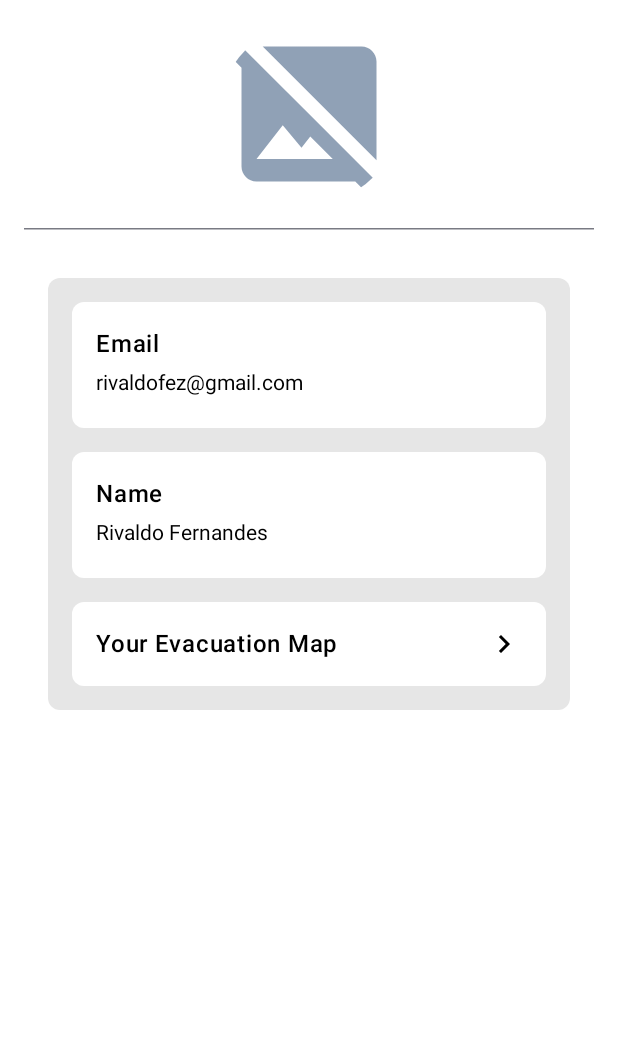
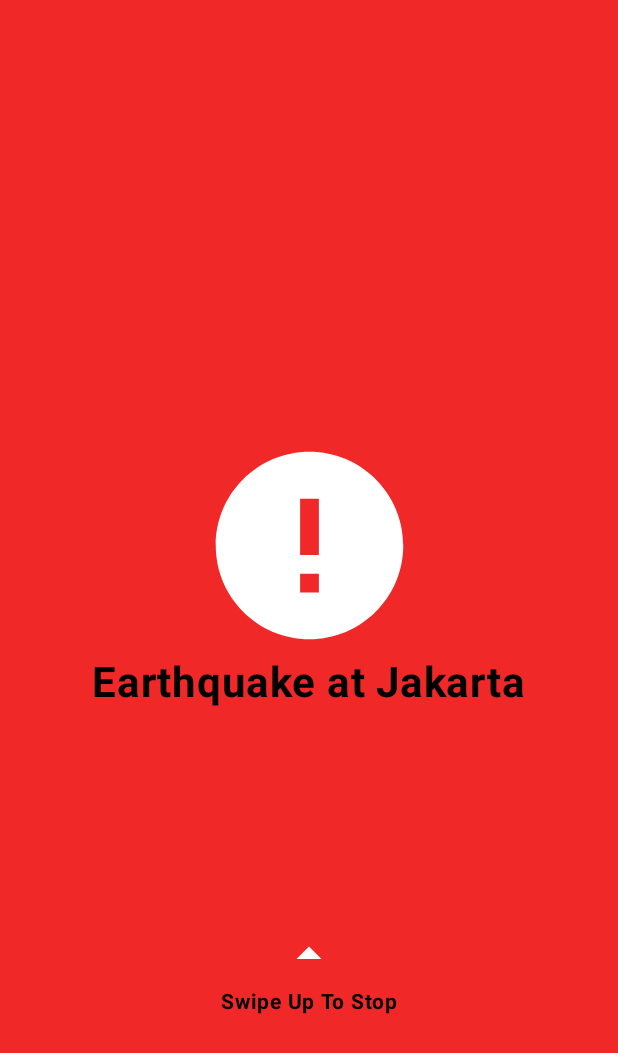
Before and after one commit to ResilienceZ/android-monorepo, an Android app built with Jetpack Compose: the screen it shows after launch (MainActivity), on a phone screen of 412 x 824 dp. Shown: the top 1053 px of the screen. Run offline under Robolectric (Android 15) with nearby library versions, the phone set to English and light mode, and no system bars; our stand-ins replace Dagger/Hilt's generated code; libraries missing offline, so code that uses them is left out: me.pushy.sdk; 4 statements that could not run were skipped.

Commit message:
[FEAT] implement alert feature

```diff
--- a/app/src/main/AndroidManifest.xml
+++ b/app/src/main/AndroidManifest.xml
@@ -17,6 +17,8 @@
     <uses-permission android:name="android.permission.CALL_PHONE" />
     <uses-permission android:name="android.permission.CAMERA" />
     <uses-permission android:name="android.permission.READ_EXTERNAL_STORAGE" />
+    <uses-permission android:name="android.permission.READ_PHONE_STATE"/>
+    <uses-permission android:name="android.permission.VIBRATE"/>
 
     <application
         android:name=".PrayitnaMainApp"
--- a/app/src/main/java/dev/ricoferdian/resiliencez/prayitna/MainActivity.kt
+++ b/app/src/main/java/dev/ricoferdian/resiliencez/prayitna/MainActivity.kt
@@ -28,6 +28,7 @@ import androidx.navigation.compose.rememberNavController
 import dagger.hilt.android.AndroidEntryPoint
 import dev.ricoferdian.resiliencez.prayitna.ui.navigation.Screen
 import dev.ricoferdian.resiliencez.prayitna.ui.screen.add_evacuation_map.AddEvacMapScreen
+import dev.ricoferdian.resiliencez.prayitna.ui.screen.alert.AlertScreen
 import dev.ricoferdian.resiliencez.prayitna.ui.screen.emergency_call.EmergencyCallScreen
 import dev.ricoferdian.resiliencez.prayitna.ui.screen.evacuation_map.EvacuationMapScreen
 import dev.ricoferdian.resiliencez.prayitna.ui.screen.location_selection.LocationSelectScreen
@@ -115,7 +116,7 @@ fun RootApp(
     ) { innerPadding ->
         NavHost(
             navController = navController,
-            startDestination = Screen.Profile.route,
+            startDestination = Screen.Alert.route,
             modifier = Modifier.padding(innerPadding)
         ) {
             composable(Screen.EmergencyCall.route) {
@@ -147,6 +148,10 @@ fun RootApp(
                         navController.navigate(Screen.EvacMapList.route)
                     }
                 )
+            }
+
+            composable(Screen.Alert.route) {
+                AlertScreen()
             }
         }
     }
--- a/app/src/main/java/dev/ricoferdian/resiliencez/prayitna/ui/navigation/Screen.kt
+++ b/app/src/main/java/dev/ricoferdian/resiliencez/prayitna/ui/navigation/Screen.kt
@@ -10,4 +10,6 @@ sealed class Screen(val route: String) {
     object EvacMapList: Screen("evac-map-list")
 
     object AddEvacMap: Screen("add-evac-map")
+
+    object Alert: Screen("alert")
 }
--- /dev/null
+++ b/app/src/main/java/dev/ricoferdian/resiliencez/prayitna/ui/screen/alert/AlertScreen.kt
@@ -0,0 +1,169 @@
+package dev.ricoferdian.resiliencez.prayitna.ui.screen.alert
+
+import android.content.Context
+import android.media.MediaPlayer
+import android.media.RingtoneManager
+import android.net.Uri
+import android.os.Build
+import android.os.VibrationEffect
+import android.os.Vibrator
+import androidx.compose.foundation.Image
+import androidx.compose.foundation.background
+import androidx.compose.foundation.gestures.detectVerticalDragGestures
+import androidx.compose.foundation.layout.Box
+import androidx.compose.foundation.layout.Column
+import androidx.compose.foundation.layout.Spacer
+import androidx.compose.foundation.layout.fillMaxSize
+import androidx.compose.foundation.layout.height
+import androidx.compose.foundation.layout.width
+import androidx.compose.material3.Text
+import androidx.compose.runtime.Composable
+import androidx.compose.runtime.LaunchedEffect
+import androidx.compose.runtime.getValue
+import androidx.compose.runtime.mutableStateOf
+import androidx.compose.runtime.remember
+import androidx.compose.runtime.rememberCoroutineScope
+import androidx.compose.runtime.setValue
+import androidx.compose.ui.Alignment
+import androidx.compose.ui.Modifier
+import androidx.compose.ui.graphics.ColorFilter
+import androidx.compose.ui.input.pointer.pointerInput
+import androidx.compose.ui.platform.LocalContext
+import androidx.compose.ui.res.painterResource
+import androidx.compose.ui.text.font.FontWeight
+import androidx.compose.ui.tooling.preview.Preview
+import androidx.compose.ui.unit.dp
+import androidx.compose.ui.unit.sp
+import dev.ricoferdian.resiliencez.prayitna.R
+import dev.ricoferdian.resiliencez.prayitna.ui.theme.CustomColor
+import dev.ricoferdian.resiliencez.prayitna.ui.theme.PrayitnaTheme
+import kotlinx.coroutines.launch
+
+@Composable
+fun AlertScreen(
+    modifier: Modifier = Modifier,
+) {
+    val context = LocalContext.current
+    val coroutineScope = rememberCoroutineScope()
+    var mediaPlayer by remember { mutableStateOf<MediaPlayer?>(null) }
+    val vibrator = context.getSystemService(Context.VIBRATOR_SERVICE) as Vibrator
+
+    fun playAlarm() {
+        var alarmUri: Uri = RingtoneManager.getDefaultUri(RingtoneManager.TYPE_ALL)
+        if (alarmUri == null) {
+            // If there is no default alarm sound, use the notification sound
+            alarmUri = RingtoneManager.getDefaultUri(RingtoneManager.TYPE_NOTIFICATION)
+        }
+
+        mediaPlayer?.release()
+        mediaPlayer = MediaPlayer().apply {
+            setDataSource(context, alarmUri)
+            isLooping = true
+            prepare()
+            start()
+        }
+
+        // Start continuous vibration
+        if (Build.VERSION.SDK_INT >= Build.VERSION_CODES.O) {
+            val pattern = longArrayOf(0, 1000, 1000) // Wait 0ms, Vibrate 1000ms, Sleep 1000ms
+            vibrator.vibrate(
+                VibrationEffect.createWaveform(pattern, 0) // 0 here makes the pattern repeat indefinitely
+            )
+        } else {
+            val pattern = longArrayOf(0, 1000, 1000) // Wait 0ms, Vibrate 1000ms, Sleep 1000ms
+            vibrator.vibrate(pattern, 0) // 0 here makes the pattern repeat indefinitely
+        }
+    }
+
+    fun stopAlarm() {
+        mediaPlayer?.stop()
+        mediaPlayer?.release()
+        mediaPlayer = null
+        vibrator.cancel()
+    }
+
+    LaunchedEffect(Unit) {
+        playAlarm()
+    }
+
+    Box(
+       modifier = Modifier
+           .fillMaxSize()
+           .background(CustomColor.RaddyRed)
+           .pointerInput(Unit) {
+               detectVerticalDragGestures { change, dragAmount ->
+                   if (dragAmount < -50) {
+                       coroutineScope.launch {
+                            stopAlarm()
+
+                       }
+                   }
+               }
+           },
+       contentAlignment = Alignment.Center
+   ) {
+        Column(
+            modifier = Modifier,
+            horizontalAlignment = Alignment.CenterHorizontally
+        ) {
+
+            Spacer(
+                modifier = Modifier
+                    .weight(2f)
+            )
+
+            Image(
+                painter = painterResource(id = R.drawable.ic_error_24),
+                contentDescription = null,
+                modifier = Modifier
+                    .height(150.dp)
+                    .width(150.dp),
+                colorFilter = ColorFilter.tint(CustomColor.White)
+            )
+
+            Text(
+                text = "Earthquake at Jakarta",
+                fontSize = 28.sp,
+                fontWeight = FontWeight.Bold,
+                color = CustomColor.Black,
+                modifier = Modifier
+            )
+
+            Spacer(
+                modifier = Modifier
+                    .weight(1f)
+            )
+
+            Image(
+                painter = painterResource(id = R.drawable.ic_drop_up_24),
+                contentDescription = null,
+                modifier = Modifier
+                    .height(40.dp)
+                    .width(40.dp),
+                colorFilter = ColorFilter.tint(CustomColor.White)
+            )
+
+            Text(
+                text = "Swipe Up To Stop",
+                fontSize = 14.sp,
+                fontWeight = FontWeight.Bold,
+                color = CustomColor.Black,
+                modifier = Modifier
+            )
+
+            Spacer(
+                modifier = Modifier
+                    .weight(1f)
+            )
+
+        }
+   }
+}
+
+@Preview(showBackground = true)
+@Composable
+fun AlertScreenPreview() {
+    PrayitnaTheme {
+        AlertScreen()
+    }
+}
--- a/app/src/main/java/dev/ricoferdian/resiliencez/prayitna/ui/theme/Color.kt
+++ b/app/src/main/java/dev/ricoferdian/resiliencez/prayitna/ui/theme/Color.kt
@@ -16,6 +16,7 @@ object CustomColor {
     val White = Color(0xFFFFFFFF)
     val Black = Color(0xFF000000)
     val CadetGray = Color(0xFF90A1B6)
+    val RaddyRed = Color(0xFFF02828)
     val VanillaGray = Color(0xFFEDE4B7)
 
     val Gray10 = Color(0xFFE6E6E6)
--- /dev/null
+++ b/app/src/main/res/drawable/ic_drop_up_24.xml
@@ -0,0 +1,5 @@
+<vector xmlns:android="http://schemas.android.com/apk/res/android" android:height="24dp" android:tint="#000000" android:viewportHeight="24" android:viewportWidth="24" android:width="24dp">
+
+    <path android:fillColor="@android:color/white" android:pathData="M7,14l5,-5 5,5z"/>
+
+</vector>
--- /dev/null
+++ b/app/src/main/res/drawable/ic_error_24.xml
@@ -0,0 +1,5 @@
+<vector xmlns:android="http://schemas.android.com/apk/res/android" android:height="24dp" android:tint="#000000" android:viewportHeight="24" android:viewportWidth="24" android:width="24dp">
+
+    <path android:fillColor="@android:color/white" android:pathData="M12,2C6.48,2 2,6.48 2,12s4.48,10 10,10 10,-4.48 10,-10S17.52,2 12,2zM13,17h-2v-2h2v2zM13,13h-2L11,7h2v6z"/>
+
+</vector>
```
